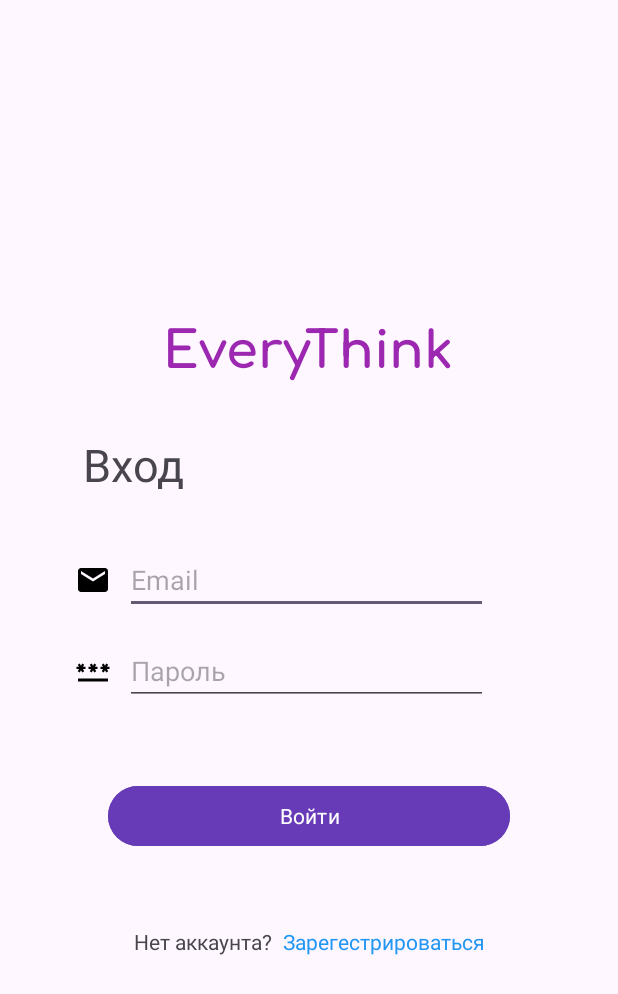
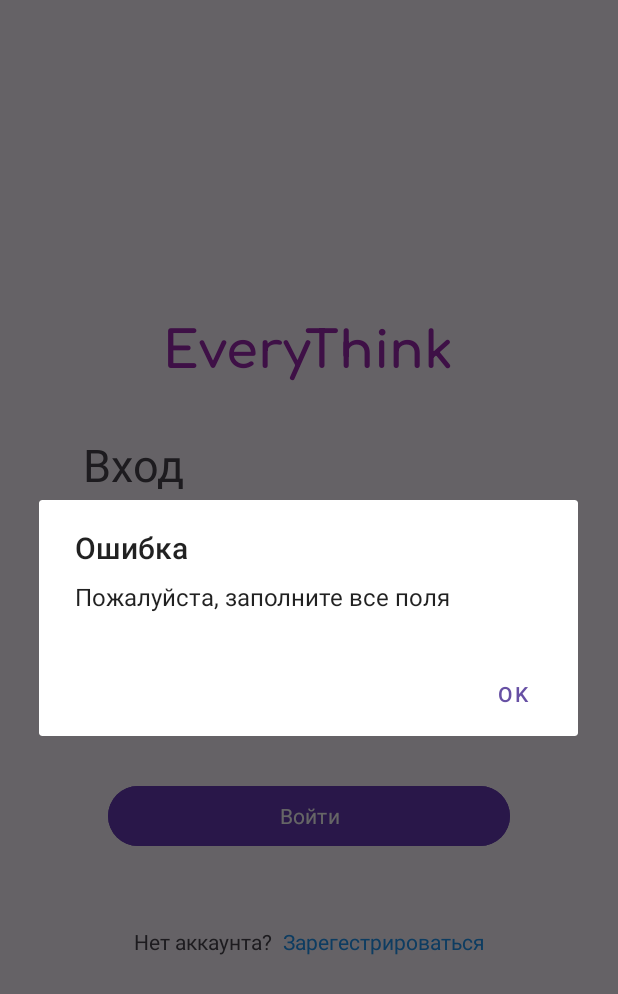
Before and after one commit to Seazerth/EveryThink, an Android app: the screen it shows after launch (LoginActivity), after a tap on "Войти", on a phone screen of 412 x 824 dp. Shown: the top 994 px of the screen. Run offline under Robolectric (Android 15) with nearby library versions, the phone set to English and light mode, and no system bars; our stand-ins replace Firebase (no records; nobody signed in at launch, a user with empty details on screens opened directly); Roboto replaces fonts that are not available here.

```diff
--- /dev/null
+++ b/app/src/main/java/com/heaghogprogram/everythink03/HomeFragment.java
@@ -0,0 +1,63 @@
+package com.heaghogprogram.everythink03;
+
+import android.content.DialogInterface;
+import android.content.Intent;
+import android.os.Bundle;
+import android.view.LayoutInflater;
+import android.view.View;
+import android.view.ViewGroup;
+import android.widget.Button;
+import android.widget.Toast;
+
+import androidx.annotation.NonNull;
+import androidx.annotation.Nullable;
+import androidx.fragment.app.Fragment;
+
+import com.google.firebase.auth.FirebaseAuth;
+
+public class HomeFragment extends Fragment {
+
+    private FirebaseAuth mAuth;
+
+    @Override
+    public View onCreateView(LayoutInflater inflater, ViewGroup container,
+                             Bundle savedInstanceState) {
+        // Inflate the layout for this fragment
+        return inflater.inflate(R.layout.fragment_home, container, false);
+    }
+
+    @Override
+    public void onViewCreated(@NonNull View view, @Nullable Bundle savedInstanceState) {
+        super.onViewCreated(view, savedInstanceState);
+
+        mAuth = FirebaseAuth.getInstance();
+
+        Button logoutButton = view.findViewById(R.id.logout);
+        logoutButton.setOnClickListener(new View.OnClickListener() {
+            @Override
+            public void onClick(View v) {
+                showLogoutConfirmationDialog();
+            }
+        });
+    }
+
+    private void showLogoutConfirmationDialog() {
+        android.app.AlertDialog.Builder builder = new android.app.AlertDialog.Builder(requireContext());
+        builder.setMessage("Вы уверены, что хотите выйти из аккаунта?")
+                .setPositiveButton("Да", new DialogInterface.OnClickListener() {
+                    public void onClick(DialogInterface dialog, int id) {
+                        mAuth.signOut();
+                        Intent intent = new Intent(requireContext(), LoginActivity.class);
+                        startActivity(intent);
+                        requireActivity().finish();
+                    }
+                })
+                .setNegativeButton("Нет", new DialogInterface.OnClickListener() {
+                    public void onClick(DialogInterface dialog, int id) {
+                        dialog.cancel();
+                    }
+                });
+        android.app.AlertDialog alert = builder.create();
+        alert.show();
+    }
+}
--- a/app/src/main/java/com/heaghogprogram/everythink03/LoginActivity.java
+++ b/app/src/main/java/com/heaghogprogram/everythink03/LoginActivity.java
@@ -2,6 +2,7 @@ package com.heaghogprogram.everythink03;
 
 import android.content.Intent;
 import android.os.Bundle;
+import android.text.TextUtils;
 import android.view.View;
 import android.widget.Toast;
 
@@ -14,7 +15,6 @@ import androidx.core.view.WindowInsetsCompat;
 
 import com.google.android.gms.tasks.OnCompleteListener;
 import com.google.android.gms.tasks.Task;
-import com.google.firebase.Firebase;
 import com.google.firebase.auth.AuthResult;
 import com.google.firebase.auth.FirebaseAuth;
 import com.heaghogprogram.everythink03.databinding.ActivityLoginBinding;
@@ -32,19 +32,25 @@ public class LoginActivity extends AppCompatActivity {
         binding.loginBtn.setOnClickListener(new View.OnClickListener() {
             @Override
             public void onClick(View v) {
-                if (binding.emailEt.getText().toString().isEmpty() || binding.passwordEt.getText().toString().isEmpty()){
-                    Toast.makeText(getApplicationContext(), "Поля не могут быть пустыми", Toast.LENGTH_SHORT).show();
-                }else{
-                    FirebaseAuth.getInstance().signInWithEmailAndPassword(binding.emailEt.getText().toString(), binding.passwordEt.getText().toString())
+                String email = binding.emailEt.getText().toString().trim();
+                String password = binding.passwordEt.getText().toString().trim();
+
+                if (TextUtils.isEmpty(email) || TextUtils.isEmpty(password)) {
+                    showErrorDialog("Ошибка", "Пожалуйста, заполните все поля");
+                    return;
+                }
+
+                FirebaseAuth.getInstance().signInWithEmailAndPassword(email, password)
                         .addOnCompleteListener(new OnCompleteListener<AuthResult>() {
                             @Override
                             public void onComplete(@NonNull Task<AuthResult> task) {
-                                    if (task.isSuccessful()){
+                                if (task.isSuccessful()) {
                                     startActivity(new Intent(LoginActivity.this, MainActivity.class));
+                                } else {
+                                    showErrorDialog("Ошибка аутентификации", "Неправильный email или пароль");
                                 }
                             }
                         });
-                }
             }
         });
 
@@ -62,4 +68,13 @@ public class LoginActivity extends AppCompatActivity {
             return insets;
         });
     }
+
+    private void showErrorDialog(String title, String message) {
+        android.app.AlertDialog.Builder builder = new android.app.AlertDialog.Builder(this);
+        builder.setTitle(title)
+                .setMessage(message)
+                .setPositiveButton("OK", (dialog, which) -> dialog.dismiss());
+        android.app.AlertDialog alert = builder.create();
+        alert.show();
     }
+}
--- a/app/src/main/java/com/heaghogprogram/everythink03/MainActivity.java
+++ b/app/src/main/java/com/heaghogprogram/everythink03/MainActivity.java
@@ -2,17 +2,27 @@ package com.heaghogprogram.everythink03;
 
 import android.content.Intent;
 import android.os.Bundle;
+import android.view.MenuItem;
+import android.widget.Toast;
 
 import androidx.activity.EdgeToEdge;
+import androidx.annotation.NonNull;
 import androidx.appcompat.app.AppCompatActivity;
 import androidx.core.graphics.Insets;
 import androidx.core.view.ViewCompat;
 import androidx.core.view.WindowInsetsCompat;
+import androidx.fragment.app.Fragment;
+import androidx.fragment.app.FragmentManager;
+import androidx.fragment.app.FragmentTransaction;
 
-import com.google.firebase.Firebase;
+import com.google.android.material.bottomnavigation.BottomNavigationView;
 import com.google.firebase.auth.FirebaseAuth;
+import com.heaghogprogram.everythink03.databinding.ActivityMainBinding;
 
 public class MainActivity extends AppCompatActivity {
+
+    private ActivityMainBinding binding;
+    private Fragment currentFragment;
 
     @Override
     protected void onCreate(Bundle savedInstanceState) {
@@ -20,10 +30,48 @@ public class MainActivity extends AppCompatActivity {
         EdgeToEdge.enable(this);
         setContentView(R.layout.activity_main);
 
-        if (FirebaseAuth.getInstance().getCurrentUser()==null){
-            startActivity(new Intent(MainActivity.this,LoginActivity.class));
+        binding = ActivityMainBinding.inflate(getLayoutInflater());
+        currentFragment = new HomeFragment();
+        replaceFragment(currentFragment);
+
+        setupBottomNavigation();
+        checkAndStartLoginActivity();
+        setupWindowInsets();
+    }
+
+    private void checkAndStartLoginActivity() {
+        if (FirebaseAuth.getInstance().getCurrentUser() == null) {
+            startActivity(new Intent(MainActivity.this, LoginActivity.class));
         }
+    }
 
+    private void setupBottomNavigation() {
+        BottomNavigationView bottomNavigationView = findViewById(R.id.navBot);
+        bottomNavigationView.setOnItemSelectedListener(item -> {
+            int itemId = item.getItemId();
+            if (itemId == R.id.homeBar) {
+                currentFragment = new HomeFragment();
+            } else if (itemId == R.id.weatherBar) {
+                currentFragment = new WeatherFragment();
+            } else if (itemId == R.id.cloudBar) {
+                currentFragment = new CloudFragment();
+            }
+            replaceFragment(currentFragment);
+            return true;
+        });
+
+        // Устанавливаем начальное состояние как Home
+        bottomNavigationView.setSelectedItemId(R.id.homeBar);
+    }
+
+    private void replaceFragment(Fragment fragment) {
+        FragmentManager fragmentManager = getSupportFragmentManager();
+        FragmentTransaction fragmentTransaction = fragmentManager.beginTransaction();
+        fragmentTransaction.replace(R.id.frame_layout, fragment);
+        fragmentTransaction.commit();
+    }
+
+    private void setupWindowInsets() {
         ViewCompat.setOnApplyWindowInsetsListener(findViewById(R.id.main), (v, insets) -> {
             Insets systemBars = insets.getInsets(WindowInsetsCompat.Type.systemBars());
             v.setPadding(systemBars.left, systemBars.top, systemBars.right, systemBars.bottom);
--- /dev/null
+++ b/app/src/main/res/drawable/cloud_icon.xml
@@ -0,0 +1,5 @@
+<vector xmlns:android="http://schemas.android.com/apk/res/android" android:height="24dp" android:tint="#000000" android:viewportHeight="24" android:viewportWidth="24" android:width="24dp">
+
+    <path android:fillColor="@android:color/white" android:pathData="M19.35,10.04C18.67,6.59 15.64,4 12,4 9.11,4 6.6,5.64 5.35,8.04 2.34,8.36 0,10.91 0,14c0,3.31 2.69,6 6,6h13c2.76,0 5,-2.24 5,-5 0,-2.64 -2.05,-4.78 -4.65,-4.96z"/>
+
+</vector>
--- /dev/null
+++ b/app/src/main/res/drawable/home_icon.xml
@@ -0,0 +1,5 @@
+<vector xmlns:android="http://schemas.android.com/apk/res/android" android:height="24dp" android:tint="#000000" android:viewportHeight="24" android:viewportWidth="24" android:width="24dp">
+
+    <path android:fillColor="@android:color/white" android:pathData="M10,20v-6h4v6h5v-8h3L12,3 2,12h3v8z"/>
+
+</vector>
--- /dev/null
+++ b/app/src/main/res/drawable/sun_icon.xml
@@ -0,0 +1,5 @@
+<vector xmlns:android="http://schemas.android.com/apk/res/android" android:height="24dp" android:tint="#000000" android:viewportHeight="24" android:viewportWidth="24" android:width="24dp">
+
+    <path android:fillColor="@android:color/white" android:pathData="M11,4V2c0,-0.55 0.45,-1 1,-1s1,0.45 1,1v2c0,0.55 -0.45,1 -1,1S11,4.55 11,4zM18.36,7.05l1.41,-1.42c0.39,-0.39 0.39,-1.02 0,-1.41c-0.39,-0.39 -1.02,-0.39 -1.41,0l-1.41,1.42c-0.39,0.39 -0.39,1.02 0,1.41C17.34,7.44 17.97,7.44 18.36,7.05zM22,11h-2c-0.55,0 -1,0.45 -1,1s0.45,1 1,1h2c0.55,0 1,-0.45 1,-1S22.55,11 22,11zM12,19c-0.55,0 -1,0.45 -1,1v2c0,0.55 0.45,1 1,1s1,-0.45 1,-1v-2C13,19.45 12.55,19 12,19zM5.64,7.05L4.22,5.64c-0.39,-0.39 -0.39,-1.03 0,-1.41s1.03,-0.39 1.41,0l1.41,1.41c0.39,0.39 0.39,1.03 0,1.41S6.02,7.44 5.64,7.05zM16.95,16.95c-0.39,0.39 -0.39,1.03 0,1.41l1.41,1.41c0.39,0.39 1.03,0.39 1.41,0c0.39,-0.39 0.39,-1.03 0,-1.41l-1.41,-1.41C17.98,16.56 17.34,16.56 16.95,16.95zM2,13h2c0.55,0 1,-0.45 1,-1s-0.45,-1 -1,-1H2c-0.55,0 -1,0.45 -1,1S1.45,13 2,13zM5.64,19.78l1.41,-1.41c0.39,-0.39 0.39,-1.03 0,-1.41s-1.03,-0.39 -1.41,0l-1.41,1.41c-0.39,0.39 -0.39,1.03 0,1.41C4.61,20.17 5.25,20.17 5.64,19.78zM12,6c-3.31,0 -6,2.69 -6,6s2.69,6 6,6s6,-2.69 6,-6S15.31,6 12,6z"/>
+
+</vector>
--- a/app/src/main/res/values/strings.xml
+++ b/app/src/main/res/values/strings.xml
@@ -1,3 +1,5 @@
 <resources>
     <string name="app_name">EveryThink0.3</string>
+
+    <string name="hello_blank_fragment">Hello blank fragment</string>
 </resources>
```
Also changed, not shown: app/src/main/AndroidManifest.xml (+9 -0 lines), app/src/main/java/com/heaghogprogram/everythink03/CloudFragment.java (added, +64 -0 lines), app/src/main/java/com/heaghogprogram/everythink03/WeatherFragment.java (added, +64 -0 lines), app/src/main/res/drawable/shapeo.xml (added, +10 -0 lines), app/src/main/res/drawable/vibor.xml (added, +11 -0 lines), app/src/main/res/layout/activity_main.xml (+19 -4 lines), app/src/main/res/layout/fragment_cloud.xml (added, +14 -0 lines), app/src/main/res/layout/fragment_home.xml (added, +22 -0 lines), app/src/main/res/layout/fragment_weather.xml (added, +14 -0 lines), app/src/main/res/menu/menu_bar.xml (added, +20 -0 lines). Lines whose indentation alone changed are shown as unchanged.
